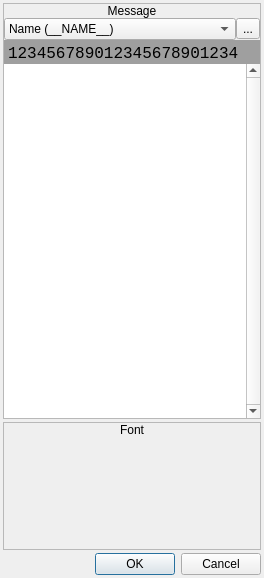
First picture: the form in editor/src/configureevent_showmessage.ui, repository tuxinator2009/PreludeToADream-Pokitto, before the edit.
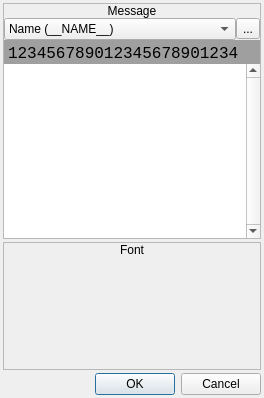
Second picture: the form after the edit. Icons and pictures are not drawn. Custom widgets are drawn as their Qt base class.

Diff of the .ui file:
```diff
--- a/editor/src/configureevent_showmessage.ui
+++ b/editor/src/configureevent_showmessage.ui
@@ -7,7 +7,7 @@
     <x>0</x>
     <y>0</y>
     <width>264</width>
-    <height>578</height>
+    <height>398</height>
    </rect>
   </property>
   <property name="windowTitle">
```
